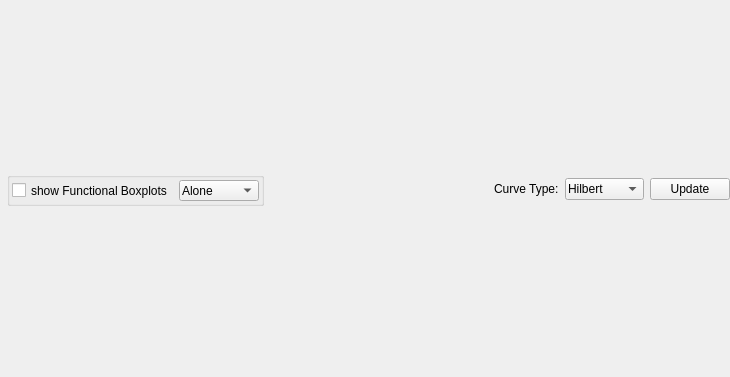
Before: the Qt Designer form modules/DatasetComparator/dlg_DatasetComparator.ui in 3dct/open_iA, drawn with Qt 5.
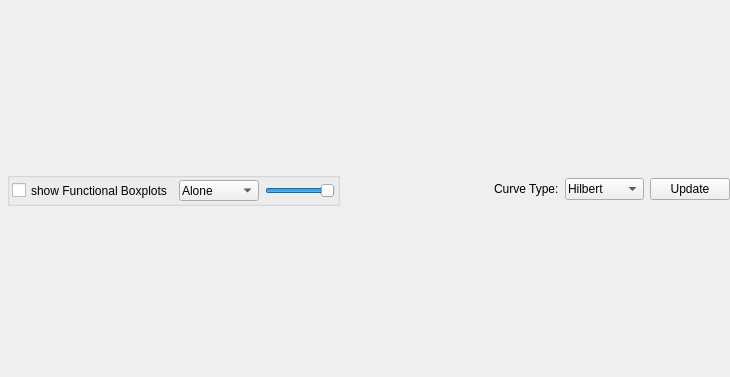
After: the same form once the commit is applied.

Commit message: DC: fbp transparency slider + fbp combined view fix

The edit to the form file:
```diff
--- a/modules/DatasetComparator/dlg_DatasetComparator.ui
+++ b/modules/DatasetComparator/dlg_DatasetComparator.ui
@@ -133,6 +133,28 @@
             </item>
            </widget>
           </item>
+          <item>
+           <widget class="QSlider" name="sl_fbpTransparency">
+            <property name="minimumSize">
+             <size>
+              <width>70</width>
+              <height>0</height>
+             </size>
+            </property>
+            <property name="maximumSize">
+             <size>
+              <width>70</width>
+              <height>16777215</height>
+             </size>
+            </property>
+            <property name="sliderPosition">
+             <number>99</number>
+            </property>
+            <property name="orientation">
+             <enum>Qt::Horizontal</enum>
+            </property>
+           </widget>
+          </item>
          </layout>
         </widget>
        </item>
```
The commit also changes 2 other files.
